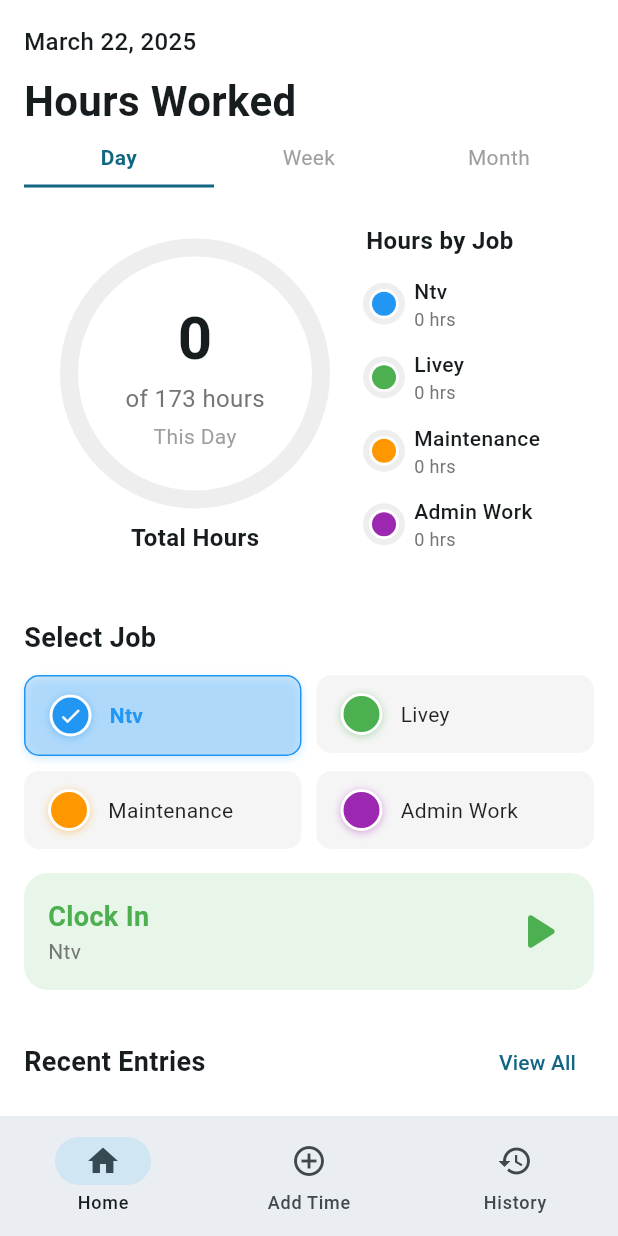
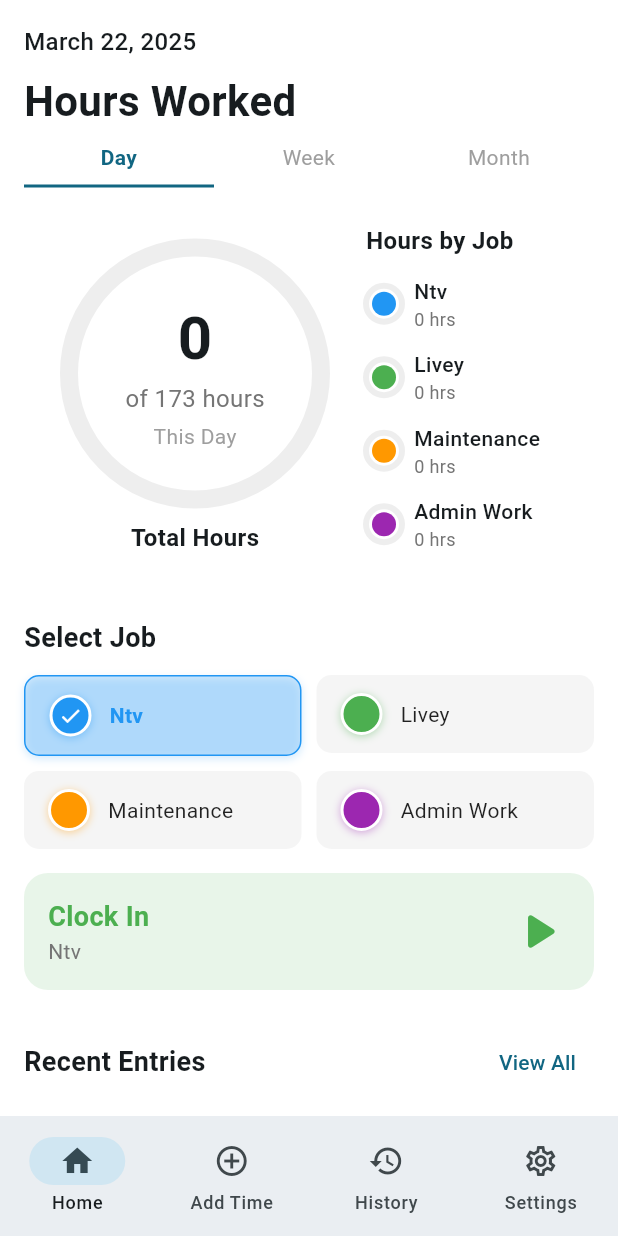
Before and after one commit to Joningvars/-vinnustund, a Flutter app: the screen it shows after launch, after a tap on "Day", on a phone screen of 412 x 824 dp. Run offline on Flutter 3.47's test engine with Material 3 defaults, Android fonts, the phone set to English and light mode, and no system bars; our stand-ins replace shared_preferences.

Commit message:
feat/settings

```diff
--- a/lib/main.dart
+++ b/lib/main.dart
@@ -7,6 +7,7 @@ import 'package:time_clock/models/job.dart';
 import 'package:time_clock/screens/home_screen.dart';
 import 'package:time_clock/screens/add_time_screen.dart';
 import 'package:time_clock/screens/history_screen.dart';
+import 'package:time_clock/screens/settings_screen.dart';
 import 'package:provider/provider.dart';
 import 'package:time_clock/providers/time_clock_provider.dart';
 
@@ -21,7 +22,9 @@ class MyApp extends StatelessWidget {
   Widget build(BuildContext context) {
     return ChangeNotifierProvider(
       create: (_) => TimeClockProvider(),
-      child: MaterialApp(
+      child: Consumer<TimeClockProvider>(
+        builder: (context, provider, _) {
+          return MaterialApp(
             debugShowCheckedModeBanner: false,
             title: 'Time Clock',
             theme: ThemeData(
@@ -52,13 +55,24 @@ class MyApp extends StatelessWidget {
             ),
             darkTheme: ThemeData(
               colorScheme: ColorScheme.fromSeed(
-            seedColor: Colors.orange,
+                seedColor: Colors.blueGrey,
                 brightness: Brightness.dark,
               ),
               useMaterial3: true,
+              scaffoldBackgroundColor: Colors.grey.shade900,
+              cardTheme: CardTheme(
+                elevation: 0,
+                color: Colors.grey.shade800,
+                margin: const EdgeInsets.symmetric(vertical: 8, horizontal: 0),
+                shape: RoundedRectangleBorder(
+                  borderRadius: BorderRadius.circular(16),
                 ),
-        themeMode: ThemeMode.system,
+              ),
+            ),
+            themeMode: provider.themeMode,
             home: const TimeClockScreen(),
+          );
+        },
       ),
     );
   }
@@ -597,7 +611,12 @@ class _TimeClockScreenState extends State<TimeClockScreen>
     return Scaffold(
       body: IndexedStack(
         index: _selectedIndex,
-        children: const [HomeScreen(), AddTimeScreen(), HistoryScreen()],
+        children: const [
+          HomeScreen(),
+          AddTimeScreen(),
+          HistoryScreen(),
+          SettingsScreen(),
+        ],
       ),
       bottomNavigationBar: NavigationBar(
         selectedIndex: _selectedIndex,
@@ -622,6 +641,11 @@ class _TimeClockScreenState extends State<TimeClockScreen>
             selectedIcon: Icon(Icons.history),
             label: 'History',
           ),
+          NavigationDestination(
+            icon: Icon(Icons.settings_outlined),
+            selectedIcon: Icon(Icons.settings),
+            label: 'Settings',
+          ),
         ],
       ),
     );
--- a/lib/providers/time_clock_provider.dart
+++ b/lib/providers/time_clock_provider.dart
@@ -29,8 +29,10 @@ class TimeClockProvider extends ChangeNotifier {
   Job? selectedJob;
   List<TimeEntry> timeEntries = [];
   int hoursWorkedThisWeek = 0;
-  final int targetHours = 173;
+  int targetHours = 173;
   String selectedPeriod = "Day";
+
+  ThemeMode themeMode = ThemeMode.system;
 
   TimeClockProvider() {
     loadData();
@@ -484,6 +486,10 @@ class TimeClockProvider extends ChangeNotifier {
     // Save jobs
     final jobsJson = jobs.map((job) => job.toJson()).toList();
     await prefs.setString('jobs', jsonEncode(jobsJson));
+
+    // Save theme settings
+    prefs.setString('themeMode', themeMode.toString());
+    prefs.setInt('targetHours', targetHours);
   }
 
   Future<void> loadData() async {
@@ -514,6 +520,21 @@ class TimeClockProvider extends ChangeNotifier {
 
     selectedJob = jobs.isNotEmpty ? jobs.first : null;
     calculateHoursWorkedThisWeek();
+
+    // Load theme settings
+    final themeModeStr = prefs.getString('themeMode');
+    if (themeModeStr != null) {
+      if (themeModeStr.contains('dark')) {
+        themeMode = ThemeMode.dark;
+      } else if (themeModeStr.contains('light')) {
+        themeMode = ThemeMode.light;
+      } else {
+        themeMode = ThemeMode.system;
+      }
+    }
+
+    targetHours = prefs.getInt('targetHours') ?? 173;
+
     notifyListeners();
   }
 
@@ -583,4 +604,16 @@ class TimeClockProvider extends ChangeNotifier {
 
     return jobHours;
   }
+
+  void setThemeMode(ThemeMode mode) {
+    themeMode = mode;
+    notifyListeners();
+    saveData();
+  }
+
+  void setTargetHours(int hours) {
+    targetHours = hours;
+    notifyListeners();
+    saveData();
+  }
 }
--- /dev/null
+++ b/lib/screens/settings_screen.dart
@@ -0,0 +1,161 @@
+import 'package:flutter/material.dart';
+import 'package:provider/provider.dart';
+import 'package:time_clock/providers/time_clock_provider.dart';
+
+class SettingsScreen extends StatelessWidget {
+  const SettingsScreen({super.key});
+
+  @override
+  Widget build(BuildContext context) {
+    final provider = Provider.of<TimeClockProvider>(context);
+
+    return Scaffold(
+      body: SafeArea(
+        child: SingleChildScrollView(
+          padding: const EdgeInsets.all(16.0),
+          child: Column(
+            crossAxisAlignment: CrossAxisAlignment.start,
+            children: [
+              const Text(
+                'Settings',
+                style: TextStyle(fontSize: 28, fontWeight: FontWeight.bold),
+              ),
+              const SizedBox(height: 24),
+
+              // Appearance section
+              _buildSectionHeader('Appearance'),
+              const SizedBox(height: 8),
+
+              // Theme selector
+              Card(
+                margin: EdgeInsets.zero,
+                child: ListTile(
+                  title: const Text('Theme'),
+                  subtitle: Text(
+                    provider.themeMode == ThemeMode.system
+                        ? 'System default'
+                        : provider.themeMode == ThemeMode.dark
+                        ? 'Dark'
+                        : 'Light',
+                  ),
+                  trailing: DropdownButton<ThemeMode>(
+                    value: provider.themeMode,
+                    underline: const SizedBox(),
+                    onChanged: (ThemeMode? newValue) {
+                      if (newValue != null) {
+                        provider.setThemeMode(newValue);
+                      }
+                    },
+                    items: const [
+                      DropdownMenuItem(
+                        value: ThemeMode.system,
+                        child: Text('System default'),
+                      ),
+                      DropdownMenuItem(
+                        value: ThemeMode.light,
+                        child: Text('Light'),
+                      ),
+                      DropdownMenuItem(
+                        value: ThemeMode.dark,
+                        child: Text('Dark'),
+                      ),
+                    ],
+                  ),
+                ),
+              ),
+
+              const SizedBox(height: 24),
+
+              // Target hours settings
+              _buildSectionHeader('Work Hours'),
+              const SizedBox(height: 8),
+
+              Card(
+                margin: EdgeInsets.zero,
+                child: Padding(
+                  padding: const EdgeInsets.all(16.0),
+                  child: Column(
+                    crossAxisAlignment: CrossAxisAlignment.start,
+                    children: [
+                      const Text('Monthly Target Hours'),
+                      const SizedBox(height: 8),
+                      Row(
+                        children: [
+                          Expanded(
+                            child: Slider(
+                              value: provider.targetHours.toDouble(),
+                              min: 40,
+                              max: 240,
+                              divisions: 20,
+                              label: provider.targetHours.toString(),
+                              onChanged: (double value) {
+                                provider.setTargetHours(value.toInt());
+                              },
+                            ),
+                          ),
+                          const SizedBox(width: 8),
+                          Text(
+                            '${provider.targetHours} hrs',
+                            style: const TextStyle(fontWeight: FontWeight.bold),
+                          ),
+                        ],
+                      ),
+                    ],
+                  ),
+                ),
+              ),
+
+              const SizedBox(height: 24),
+
+              // About section
+              _buildSectionHeader('About'),
+              const SizedBox(height: 8),
+
+              Card(
+                margin: EdgeInsets.zero,
+                child: Column(
+                  children: [
+                    ListTile(
+                      title: const Text('Version'),
+                      trailing: const Text('1.0.0'),
+                    ),
+                    const Divider(height: 1),
+                    ListTile(
+                      title: const Text('Privacy Policy'),
+                      trailing: const Icon(Icons.arrow_forward_ios, size: 16),
+                      onTap: () {
+                        // Open privacy policy
+                      },
+                    ),
+                    const Divider(height: 1),
+                    ListTile(
+                      title: const Text('Terms of Service'),
+                      trailing: const Icon(Icons.arrow_forward_ios, size: 16),
+                      onTap: () {
+                        // Open terms of service
+                      },
+                    ),
+                  ],
+                ),
+              ),
+            ],
+          ),
+        ),
+      ),
+    );
+  }
+
+  Widget _buildSectionHeader(String title) {
+    return Padding(
+      padding: const EdgeInsets.only(left: 4),
+      child: Text(
+        title,
+        style: const TextStyle(
+          fontSize: 16,
+          fontWeight: FontWeight.bold,
+          color: Colors.grey,
+        ),
+      ),
+    );
+  }
+}
```
Lines whose indentation alone changed are shown as unchanged.
